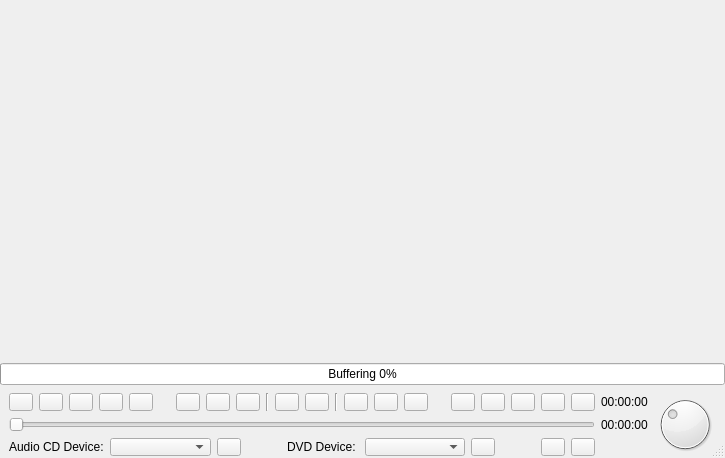
Before: the Qt Designer form code/playerctl/ui/playerctl.ui in andrew-bibb/mbmp, drawn with Qt 5.
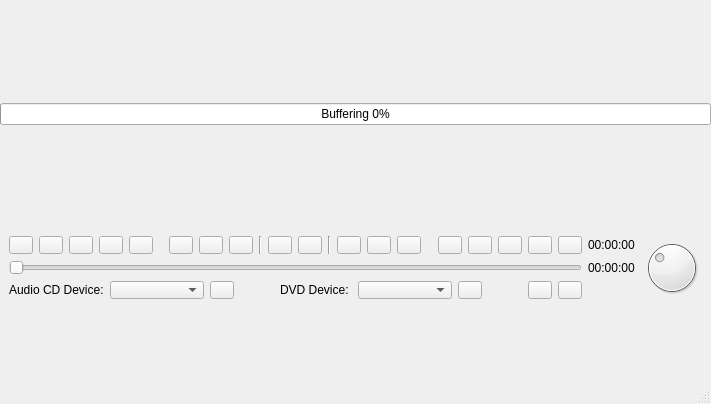
After: the same form once the commit is applied. Icons and pictures are not drawn.

Diff of the .ui file:
```diff
--- a/code/playerctl/ui/playerctl.ui
+++ b/code/playerctl/ui/playerctl.ui
@@ -6,8 +6,8 @@
    <rect>
     <x>0</x>
     <y>0</y>
-    <width>725</width>
-    <height>458</height>
+    <width>711</width>
+    <height>404</height>
    </rect>
   </property>
   <property name="windowTitle">
@@ -17,6 +17,9 @@
    <bool>true</bool>
   </property>
   <layout class="QGridLayout" name="gridLayout">
+   <property name="sizeConstraint">
+    <enum>QLayout::SetNoConstraint</enum>
+   </property>
    <property name="leftMargin">
     <number>0</number>
    </property>
@@ -29,7 +32,7 @@
    <property name="bottomMargin">
     <number>0</number>
    </property>
-   <item row="1" column="0">
+   <item row="0" column="0">
     <widget class="QProgressBar" name="progressBar_buffering">
      <property name="toolTip">
       <string>&lt;html&gt;&lt;head/&gt;&lt;body&gt;&lt;p&gt;Stream buffering percentage&lt;/p&gt;&lt;/body&gt;&lt;/html&gt;</string>
@@ -42,7 +45,7 @@
      </property>
     </widget>
    </item>
-   <item row="2" column="0">
+   <item row="1" column="0">
     <widget class="QWidget" name="widget_control" native="true">
      <property name="sizePolicy">
       <sizepolicy hsizetype="Preferred" vsizetype="Fixed">
@@ -389,19 +392,6 @@
      </layout>
     </widget>
    </item>
-   <item row="0" column="0">
-    <spacer name="verticalSpacer">
-     <property name="orientation">
-      <enum>Qt::Vertical</enum>
-     </property>
-     <property name="sizeHint" stdset="0">
-      <size>
-       <width>20</width>
-       <height>40</height>
-      </size>
-     </property>
-    </spacer>
-   </item>
   </layout>
   <action name="actionTogglePlaylist">
    <property name="checkable">
```
